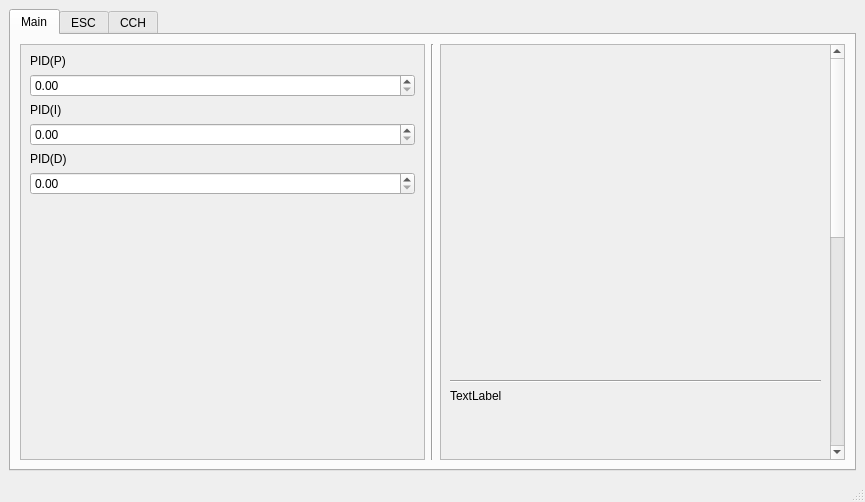
The window that mainwindow.ui (AlexS303E/cpp-UDM) describes before a commit, drawn with Qt 5.
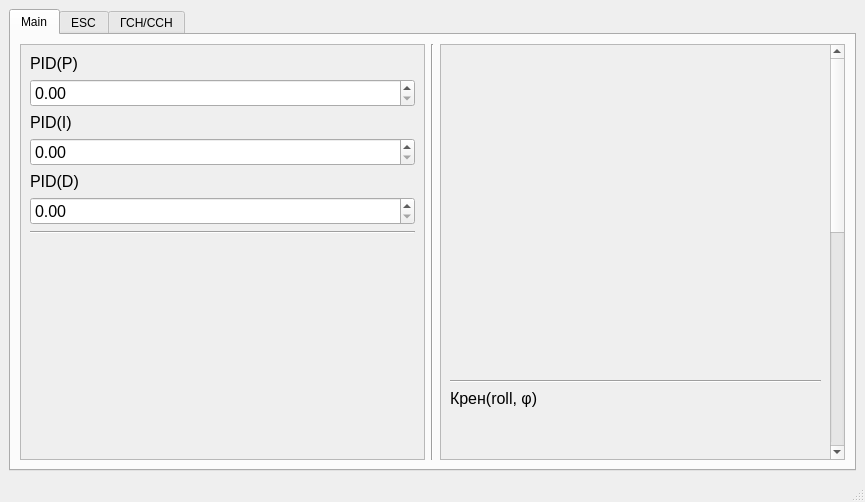
The same window after the commit. Custom widgets are drawn as their Qt base class.

```diff
--- a/mainwindow.ui
+++ b/mainwindow.ui
@@ -34,9 +34,9 @@
            <property name="geometry">
             <rect>
              <x>0</x>
-             <y>0</y>
+             <y>-530</y>
              <width>385</width>
-             <height>907</height>
+             <height>931</height>
             </rect>
            </property>
            <layout class="QVBoxLayout" name="verticalLayout_plot">
@@ -71,8 +71,13 @@
                 <verstretch>0</verstretch>
                </sizepolicy>
               </property>
+              <property name="font">
+               <font>
+                <pointsize>12</pointsize>
+               </font>
+              </property>
               <property name="text">
-               <string>TextLabel</string>
+               <string>Крен(roll, φ)</string>
               </property>
              </widget>
             </item>
@@ -88,8 +93,13 @@
             </item>
             <item>
              <widget class="QLabel" name="label_5">
+              <property name="font">
+               <font>
+                <pointsize>12</pointsize>
+               </font>
+              </property>
               <property name="text">
-               <string>TextLabel</string>
+               <string>Рыскание (yaw, ψ)</string>
               </property>
              </widget>
             </item>
@@ -105,8 +115,13 @@
             </item>
             <item>
              <widget class="QLabel" name="label_6">
+              <property name="font">
+               <font>
+                <pointsize>12</pointsize>
+               </font>
+              </property>
               <property name="text">
-               <string>TextLabel</string>
+               <string>Тангаж (pitch, θ)</string>
               </property>
              </widget>
             </item>
@@ -120,6 +135,13 @@
               </property>
              </widget>
             </item>
+            <item>
+             <widget class="Line" name="line_4">
+              <property name="orientation">
+               <enum>Qt::Horizontal</enum>
+              </property>
+             </widget>
+            </item>
             <item>
              <spacer name="horizontalSpacer">
               <property name="orientation">
@@ -167,13 +189,24 @@
                 <verstretch>0</verstretch>
                </sizepolicy>
               </property>
+              <property name="font">
+               <font>
+                <pointsize>12</pointsize>
+               </font>
+              </property>
               <property name="text">
                <string>PID(P)</string>
               </property>
              </widget>
             </item>
             <item>
-             <widget class="QDoubleSpinBox" name="doubleSpinBox"/>
+             <widget class="QDoubleSpinBox" name="doubleSpinBox">
+              <property name="font">
+               <font>
+                <pointsize>12</pointsize>
+               </font>
+              </property>
+             </widget>
             </item>
             <item>
              <widget class="QLabel" name="label_3">
@@ -183,13 +216,24 @@
                 <verstretch>0</verstretch>
                </sizepolicy>
               </property>
+              <property name="font">
+               <font>
+                <pointsize>12</pointsize>
+               </font>
+              </property>
               <property name="text">
                <string>PID(I)</string>
               </property>
              </widget>
             </item>
             <item>
-             <widget class="QDoubleSpinBox" name="doubleSpinBox_2"/>
+             <widget class="QDoubleSpinBox" name="doubleSpinBox_2">
+              <property name="font">
+               <font>
+                <pointsize>12</pointsize>
+               </font>
+              </property>
+             </widget>
             </item>
             <item>
              <widget class="QLabel" name="label_4">
@@ -199,13 +243,31 @@
                 <verstretch>0</verstretch>
                </sizepolicy>
               </property>
+              <property name="font">
+               <font>
+                <pointsize>12</pointsize>
+               </font>
+              </property>
               <property name="text">
                <string>PID(D)</string>
               </property>
              </widget>
             </item>
             <item>
-             <widget class="QDoubleSpinBox" name="doubleSpinBox_3"/>
+             <widget class="QDoubleSpinBox" name="doubleSpinBox_3">
+              <property name="font">
+               <font>
+                <pointsize>12</pointsize>
+               </font>
+              </property>
+             </widget>
+            </item>
+            <item>
+             <widget class="Line" name="line_3">
+              <property name="orientation">
+               <enum>Qt::Horizontal</enum>
+              </property>
+             </widget>
             </item>
             <item>
              <spacer name="horizontalSpacer_2">
@@ -247,7 +309,7 @@
       </widget>
       <widget class="QWidget" name="tab_ccn">
        <attribute name="title">
-        <string>ССН</string>
+        <string>ГСН/ССН</string>
        </attribute>
        <layout class="QGridLayout" name="gridLayout_4"/>
       </widget>
```
